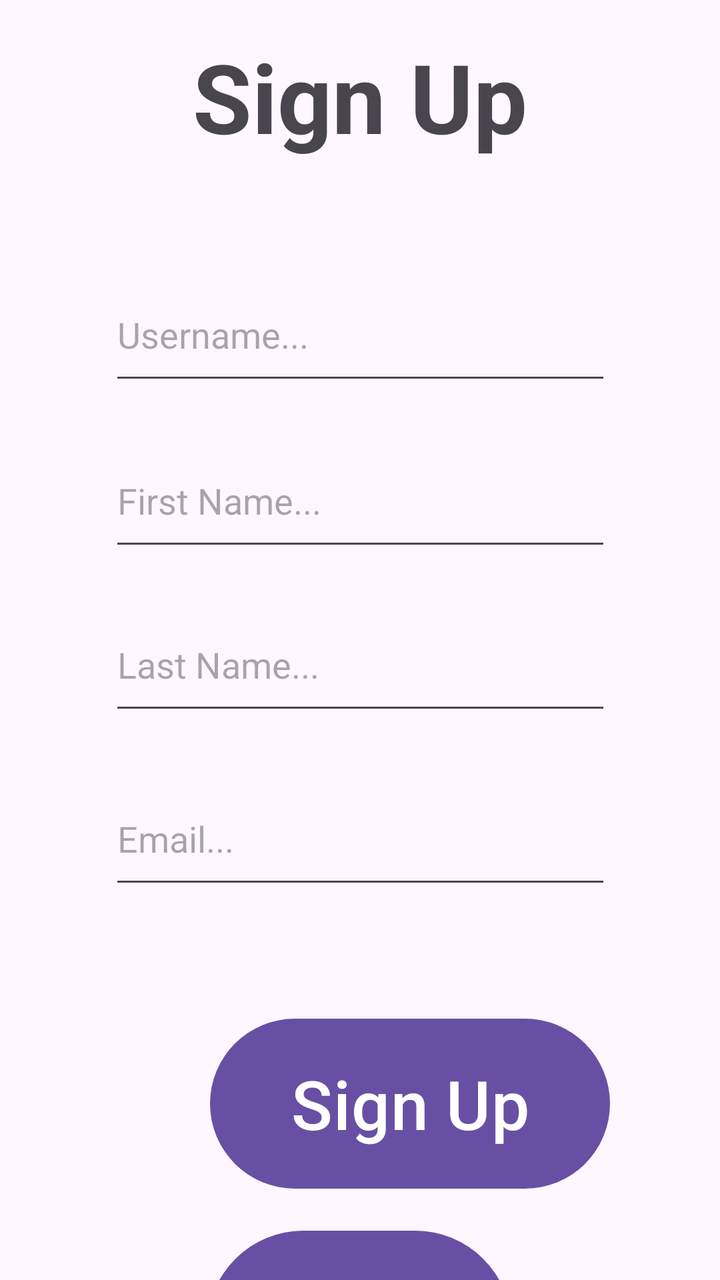
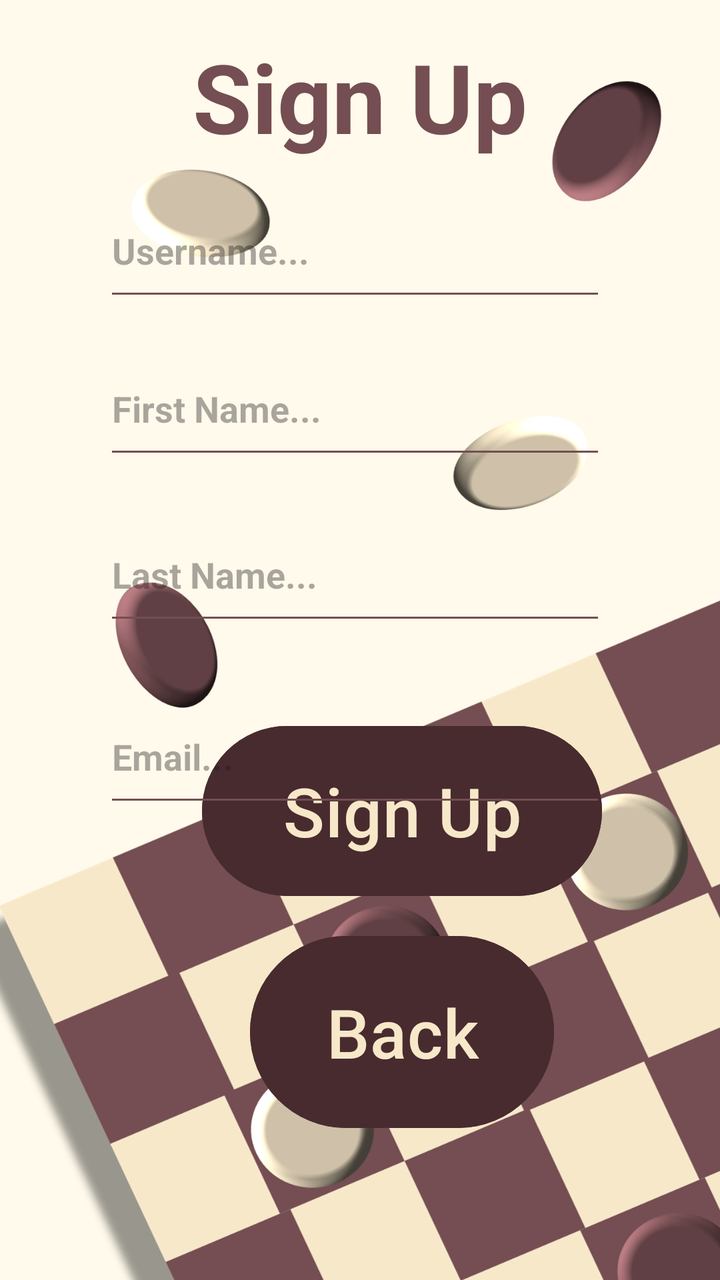

Before-and-after screenshots of an Android layout around one commit, followed by the original layout XML and the change that was made.
<!-- AndroidManifest.xml: application theme Theme.CIS183_FinalProject -->
<!-- res/layout/activity_sign_up.xml -->
<?xml version="1.0" encoding="utf-8"?>
<androidx.constraintlayout.widget.ConstraintLayout xmlns:android="http://schemas.android.com/apk/res/android"
    xmlns:app="http://schemas.android.com/apk/res-auto"
    xmlns:tools="http://schemas.android.com/tools"
    android:id="@+id/main"
    android:layout_width="match_parent"
    android:layout_height="match_parent"
    tools:context=".SignUp">

    <TextView
        android:id="@+id/textView4"
        android:layout_width="wrap_content"
        android:layout_height="wrap_content"
        android:layout_marginStart="122dp"
        android:layout_marginTop="16dp"
        android:layout_marginEnd="122dp"
        android:text="Sign Up"
        android:textSize="48sp"
        android:textStyle="bold"
        app:layout_constraintEnd_toEndOf="parent"
        app:layout_constraintStart_toStartOf="parent"
        app:layout_constraintTop_toTopOf="parent" />

    <Button
        android:id="@+id/btn_v_signUp_signUp"
        android:layout_width="200dp"
        android:layout_height="93dp"
        android:layout_marginStart="105dp"
        android:layout_marginTop="56dp"
        android:layout_marginEnd="106dp"
        android:text="Sign Up"
        android:textSize="34sp"
        app:layout_constraintEnd_toEndOf="parent"
        app:layout_constraintHorizontal_bias="0.0"
        app:layout_constraintStart_toStartOf="parent"
        app:layout_constraintTop_toBottomOf="@+id/et_v_signUp_email" />

    <Button
        android:id="@+id/btn_v_signUp_back"
        android:layout_width="152dp"
        android:layout_height="104dp"
        android:layout_marginStart="129dp"
        android:layout_marginTop="13dp"
        android:layout_marginEnd="130dp"
        android:text="Back"
        android:textSize="34sp"
        app:layout_constraintEnd_toEndOf="parent"
        app:layout_constraintStart_toStartOf="parent"
        app:layout_constraintTop_toBottomOf="@+id/btn_v_signUp_signUp" />

    <EditText
        android:id="@+id/et_v_signUp_username"
        android:layout_width="251dp"
        android:layout_height="63dp"
        android:layout_marginStart="80dp"
        android:layout_marginTop="54dp"
        android:layout_marginEnd="80dp"
        android:ems="10"
        android:hint="Username..."
        android:inputType="text"
        app:layout_constraintEnd_toEndOf="parent"
        app:layout_constraintStart_toStartOf="parent"
        app:layout_constraintTop_toBottomOf="@+id/textView4" />

    <EditText
        android:id="@+id/et_v_signUp_fname"
        android:layout_width="251dp"
        android:layout_height="63dp"
        android:layout_marginStart="80dp"
        android:layout_marginTop="20dp"
        android:layout_marginEnd="80dp"
        android:ems="10"
        android:hint="First Name..."
        android:inputType="text"
        app:layout_constraintEnd_toEndOf="parent"
        app:layout_constraintStart_toStartOf="parent"
        app:layout_constraintTop_toBottomOf="@+id/et_v_signUp_username" />

    <EditText
        android:id="@+id/et_v_signUp_lname"
        android:layout_width="251dp"
        android:layout_height="63dp"
        android:layout_marginStart="80dp"
        android:layout_marginTop="19dp"
        android:layout_marginEnd="80dp"
        android:ems="10"
        android:hint="Last Name..."
        android:inputType="text"
        app:layout_constraintEnd_toEndOf="parent"
        app:layout_constraintStart_toStartOf="parent"
        app:layout_constraintTop_toBottomOf="@+id/et_v_signUp_fname" />

    <EditText
        android:id="@+id/et_v_signUp_email"
        android:layout_width="251dp"
        android:layout_height="63dp"
        android:layout_marginStart="80dp"
        android:layout_marginTop="24dp"
        android:layout_marginEnd="80dp"
        android:ems="10"
        android:hint="Email..."
        android:inputType="text"
        app:layout_constraintEnd_toEndOf="parent"
        app:layout_constraintStart_toStartOf="parent"
        app:layout_constraintTop_toBottomOf="@+id/et_v_signUp_lname" />

    <TextView
        android:id="@+id/tv_v_signUp_error"
        android:layout_width="wrap_content"
        android:layout_height="wrap_content"
        android:layout_marginStart="180dp"
        android:layout_marginEnd="180dp"
        android:layout_marginBottom="20dp"
        android:text="ERROR"
        android:textAlignment="textEnd"
        android:textColor="@android:color/holo_red_dark"
        android:textSize="16sp"
        android:textStyle="bold"
        android:visibility="invisible"
        app:layout_constraintBottom_toTopOf="@+id/btn_v_signUp_signUp"
        app:layout_constraintEnd_toEndOf="parent"
        app:layout_constraintStart_toStartOf="parent" />
</androidx.constraintlayout.widget.ConstraintLayout>
<!-- resources referenced by this layout -->
<resources>
  <style name="Theme.CIS183_FinalProject" parent="Base.Theme.CIS183_FinalProject" />
  <style name="Base.Theme.CIS183_FinalProject" parent="Theme.Material3.DayNight.NoActionBar">
          
          
      </style>
</resources>

<!-- the commit's change to res/layout/activity_sign_up.xml (unified diff, before → after) -->
@@ -5,7 +5,8 @@
     android:id="@+id/main"
     android:layout_width="match_parent"
     android:layout_height="match_parent"
-    tools:context=".SignUp">
+    tools:context=".SignUp"
+    android:background="@drawable/background_final">
 
     <TextView
         android:id="@+id/textView4"
@@ -15,6 +16,7 @@
         android:layout_marginTop="16dp"
         android:layout_marginEnd="122dp"
         android:text="Sign Up"
+        android:textColor="#744E52"
         android:textSize="48sp"
         android:textStyle="bold"
         app:layout_constraintEnd_toEndOf="parent"
@@ -25,84 +27,33 @@
         android:id="@+id/btn_v_signUp_signUp"
         android:layout_width="200dp"
         android:layout_height="93dp"
-        android:layout_marginStart="105dp"
-        android:layout_marginTop="56dp"
-        android:layout_marginEnd="106dp"
+        android:layout_marginStart="101dp"
+        android:layout_marginEnd="101dp"
+        android:layout_marginBottom="12dp"
+        android:backgroundTint="#482B2E"
         android:text="Sign Up"
+        android:textColor="#f7e8ca"
         android:textSize="34sp"
+        app:layout_constraintBottom_toTopOf="@+id/btn_v_signUp_back"
         app:layout_constraintEnd_toEndOf="parent"
         app:layout_constraintHorizontal_bias="0.0"
-        app:layout_constraintStart_toStartOf="parent"
-        app:layout_constraintTop_toBottomOf="@+id/et_v_signUp_email" />
+        app:layout_constraintStart_toStartOf="parent" />
 
     <Button
         android:id="@+id/btn_v_signUp_back"
         android:layout_width="152dp"
         android:layout_height="104dp"
-        android:layout_marginStart="129dp"
-        android:layout_marginTop="13dp"
-        android:layout_marginEnd="130dp"
+        android:layout_marginStart="125dp"
+        android:layout_marginEnd="125dp"
+        android:layout_marginBottom="72dp"
+        android:backgroundTint="#482B2E"
         android:text="Back"
+        android:textColor="#f7e8ca"
         android:textSize="34sp"
+        app:layout_constraintBottom_toBottomOf="parent"
         app:layout_constraintEnd_toEndOf="parent"
-        app:layout_constraintStart_toStartOf="parent"
-        app:layout_constraintTop_toBottomOf="@+id/btn_v_signUp_signUp" />
-
-    <EditText
-        android:id="@+id/et_v_signUp_username"
-        android:layout_width="251dp"
-        android:layout_height="63dp"
-        android:layout_marginStart="80dp"
-        android:layout_marginTop="54dp"
-        android:layout_marginEnd="80dp"
-        android:ems="10"
-        android:hint="Username..."
-        android:inputType="text"
-        app:layout_constraintEnd_toEndOf="parent"
-        app:layout_constraintStart_toStartOf="parent"
-        app:layout_constraintTop_toBottomOf="@+id/textView4" />
-
-    <EditText
-        android:id="@+id/et_v_signUp_fname"
-        android:layout_width="251dp"
-        android:layout_height="63dp"
-        android:layout_marginStart="80dp"
-        android:layout_marginTop="20dp"
-        android:layout_marginEnd="80dp"
-        android:ems="10"
-        android:hint="First Name..."
-        android:inputType="text"
-        app:layout_constraintEnd_toEndOf="parent"
-        app:layout_constraintStart_toStartOf="parent"
-        app:layout_constraintTop_toBottomOf="@+id/et_v_signUp_username" />
-
-    <EditText
-        android:id="@+id/et_v_signUp_lname"
-        android:layout_width="251dp"
-        android:layout_height="63dp"
-        android:layout_marginStart="80dp"
-        android:layout_marginTop="19dp"
-        android:layout_marginEnd="80dp"
-        android:ems="10"
-        android:hint="Last Name..."
-        android:inputType="text"
-        app:layout_constraintEnd_toEndOf="parent"
-        app:layout_constraintStart_toStartOf="parent"
-        app:layout_constraintTop_toBottomOf="@+id/et_v_signUp_fname" />
-
-    <EditText
-        android:id="@+id/et_v_signUp_email"
-        android:layout_width="251dp"
-        android:layout_height="63dp"
-        android:layout_marginStart="80dp"
-        android:layout_marginTop="24dp"
-        android:layout_marginEnd="80dp"
-        android:ems="10"
-        android:hint="Email..."
-        android:inputType="text"
-        app:layout_constraintEnd_toEndOf="parent"
-        app:layout_constraintStart_toStartOf="parent"
-        app:layout_constraintTop_toBottomOf="@+id/et_v_signUp_lname" />
+        app:layout_constraintHorizontal_bias="0.0"
+        app:layout_constraintStart_toStartOf="parent" />
 
     <TextView
         android:id="@+id/tv_v_signUp_error"
@@ -119,5 +70,79 @@
         android:visibility="invisible"
         app:layout_constraintBottom_toTopOf="@+id/btn_v_signUp_signUp"
         app:layout_constraintEnd_toEndOf="parent"
+        app:layout_constraintHorizontal_bias="0.444"
         app:layout_constraintStart_toStartOf="parent" />
+
+    <EditText
+        android:id="@+id/et_v_signUp_username"
+        android:layout_width="251dp"
+        android:layout_height="63dp"
+        android:layout_marginStart="80dp"
+        android:layout_marginTop="12dp"
+        android:layout_marginEnd="80dp"
+        android:backgroundTint="#744E52"
+        android:ems="10"
+        android:hint="Username..."
+        android:inputType="text"
+        android:textColor="#482B2E"
+        android:textStyle="bold"
+        app:layout_constraintEnd_toEndOf="parent"
+        app:layout_constraintHorizontal_bias="0.555"
+        app:layout_constraintStart_toStartOf="parent"
+        app:layout_constraintTop_toBottomOf="@+id/textView4" />
+
+    <EditText
+        android:id="@+id/et_v_signUp_lname"
+        android:layout_width="251dp"
+        android:layout_height="63dp"
+        android:layout_marginStart="80dp"
+        android:layout_marginTop="20dp"
+        android:layout_marginEnd="80dp"
+        android:backgroundTint="#744E52"
+        android:ems="10"
+        android:hint="Last Name..."
+        android:inputType="text"
+        android:textColor="#482B2E"
+        android:textStyle="bold"
+        app:layout_constraintEnd_toEndOf="parent"
+        app:layout_constraintHorizontal_bias="0.555"
+        app:layout_constraintStart_toStartOf="parent"
+        app:layout_constraintTop_toBottomOf="@+id/et_v_signUp_fname" />
+
+    <EditText
+        android:id="@+id/et_v_signUp_email"
+        android:layout_width="251dp"
+        android:layout_height="63dp"
+        android:layout_marginStart="80dp"
+        android:layout_marginTop="28dp"
+        android:layout_marginEnd="80dp"
+        android:backgroundTint="#744E52"
+        android:ems="10"
+        android:hint="Email..."
+        android:inputType="text"
+        android:textColor="#482B2E"
+        android:textStyle="bold"
+        app:layout_constraintEnd_toEndOf="parent"
+        app:layout_constraintHorizontal_bias="0.555"
+        app:layout_constraintStart_toStartOf="parent"
+        app:layout_constraintTop_toBottomOf="@+id/et_v_signUp_lname" />
+
+    <EditText
+        android:id="@+id/et_v_signUp_fname"
+        android:layout_width="251dp"
+        android:layout_height="63dp"
+        android:layout_marginStart="80dp"
+        android:layout_marginTop="16dp"
+        android:layout_marginEnd="80dp"
+        android:backgroundTint="#744E52"
+        android:ems="10"
+        android:hint="First Name..."
+        android:inputType="text"
+        android:textColor="#482B2E"
+        android:textStyle="bold"
+        app:layout_constraintEnd_toEndOf="parent"
+        app:layout_constraintHorizontal_bias="0.555"
+        app:layout_constraintStart_toStartOf="parent"
+        app:layout_constraintTop_toBottomOf="@+id/et_v_signUp_username" />
+
 </androidx.constraintlayout.widget.ConstraintLayout>
<!-- resource entries referenced after the edit -->
@@ -1,5 +1,6 @@
 <!-- resources referenced by this layout -->
 <resources>
+  <!-- drawable background_final: png bitmap (drawable, 344882 bytes) -->
   <style name="Theme.CIS183_FinalProject" parent="Base.Theme.CIS183_FinalProject" />
   <style name="Base.Theme.CIS183_FinalProject" parent="Theme.Material3.DayNight.NoActionBar">
           
